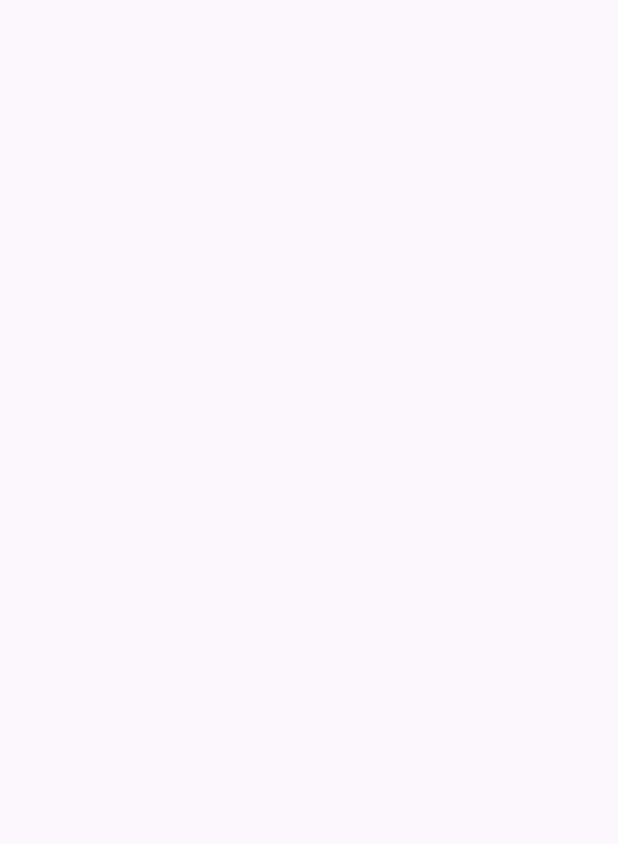
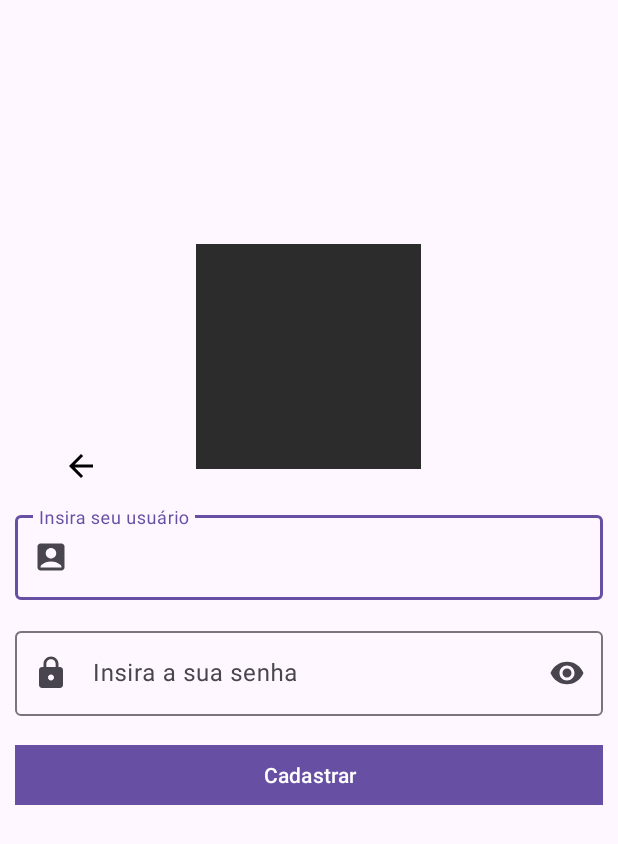
Before and after one commit to Tiraz/LojinhaBike, an Android app: the CadastrarSenhaActivity screen opened directly, with no data from a screen before it, on a phone screen of 412 x 824 dp. Before the commit the part shown is empty. Shown: the top 844 px of the screen. Run offline under Robolectric (Android 15) with nearby library versions, the phone set to English and light mode, and no system bars.

Commit message:
cadastrar quase completo

```diff
--- /dev/null
+++ b/app/src/main/res/drawable/baseline_arrow_back.xml
@@ -0,0 +1,5 @@
+<vector xmlns:android="http://schemas.android.com/apk/res/android" android:autoMirrored="true" android:height="24dp" android:tint="#000000" android:viewportHeight="24" android:viewportWidth="24" android:width="24dp">
+
+    <path android:fillColor="@android:color/white" android:pathData="M20,11H7.83l5.59,-5.59L12,4l-8,8 8,8 1.41,-1.41L7.83,13H20v-2z"/>
+
+</vector>
--- a/app/src/main/res/layout/cadastrar_senha_layout.xml
+++ b/app/src/main/res/layout/cadastrar_senha_layout.xml
@@ -1,10 +1,70 @@
 <?xml version="1.0" encoding="utf-8"?>
-<androidx.constraintlayout.widget.ConstraintLayout xmlns:android="http://schemas.android.com/apk/res/android"
+<LinearLayout xmlns:android="http://schemas.android.com/apk/res/android"
     xmlns:app="http://schemas.android.com/apk/res-auto"
     xmlns:tools="http://schemas.android.com/tools"
     android:id="@+id/main"
     android:layout_width="match_parent"
     android:layout_height="match_parent"
+    android:layout_margin="10dp"
+    android:gravity="center_horizontal|center_vertical"
+    android:orientation="vertical"
     tools:context=".CadastrarSenhaActivity">
 
-</androidx.constraintlayout.widget.ConstraintLayout>
+    <com.google.android.material.appbar.MaterialToolbar
+        android:layout_width="match_parent"
+        android:layout_height="wrap_content">
+
+        <com.google.android.material.appbar.MaterialToolbar
+            android:id="@+id/idRetornar"
+            android:layout_width="match_parent"
+            android:layout_height="wrap_content"
+            app:navigationIcon="@drawable/baseline_arrow_back" />
+    </com.google.android.material.appbar.MaterialToolbar>
+
+
+    <ImageView
+        android:layout_width="150dp"
+        android:layout_height="150dp"
+        android:layout_marginTop="-180dp"
+        android:layout_marginBottom="25dp"
+        android:src="#2c2c2c" />
+
+    <com.google.android.material.textfield.TextInputLayout
+        android:id="@+id/txtUsarioCadastro"
+        android:layout_width="match_parent"
+        android:layout_height="wrap_content"
+        android:layout_marginBottom="15dp"
+        android:hint="Insira seu usuário"
+        app:endIconMode="clear_text"
+        app:startIconDrawable="@drawable/baseline_account_box">
+
+        <com.google.android.material.textfield.TextInputEditText
+            android:layout_width="match_parent"
+            android:layout_height="wrap_content" />
+
+    </com.google.android.material.textfield.TextInputLayout>
+
+    <com.google.android.material.textfield.TextInputLayout
+        android:id="@+id/txtSenhaCadastro"
+        android:layout_width="match_parent"
+        android:layout_height="wrap_content"
+        android:hint="Insira a sua senha"
+        app:endIconMode="password_toggle"
+        app:startIconDrawable="@drawable/baseline_lock">
+
+        <com.google.android.material.textfield.TextInputEditText
+            android:layout_width="match_parent"
+            android:layout_height="wrap_content"
+            android:inputType="textPassword" />
+
+    </com.google.android.material.textfield.TextInputLayout>
+
+    <com.google.android.material.button.MaterialButton
+        android:id="@+id/btnCadastrar"
+        android:layout_width="match_parent"
+        android:layout_height="wrap_content"
+        android:layout_marginTop="15dp"
+        android:text="Cadastrar"
+        app:cornerRadius="0dp" />
+
+</LinearLayout>
```
Also changed, not shown: app/src/main/res/layout/login_layout.xml (+26 -19 lines).
